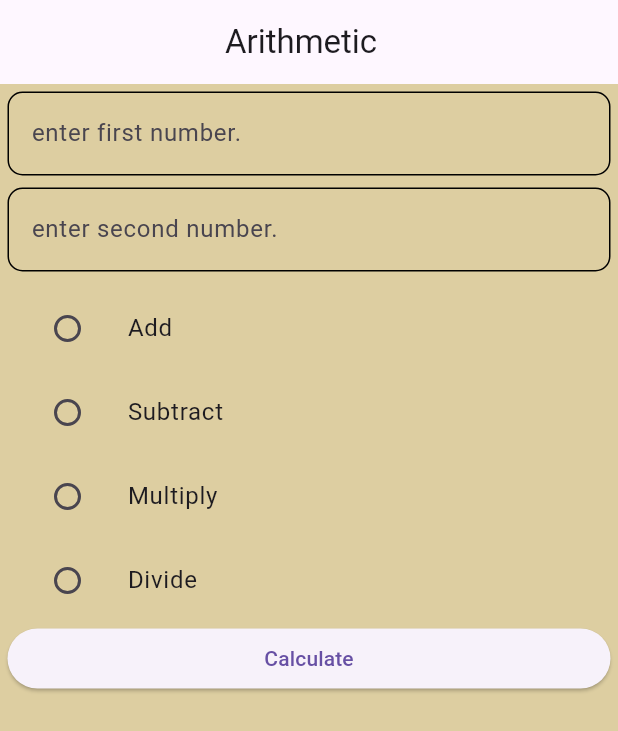
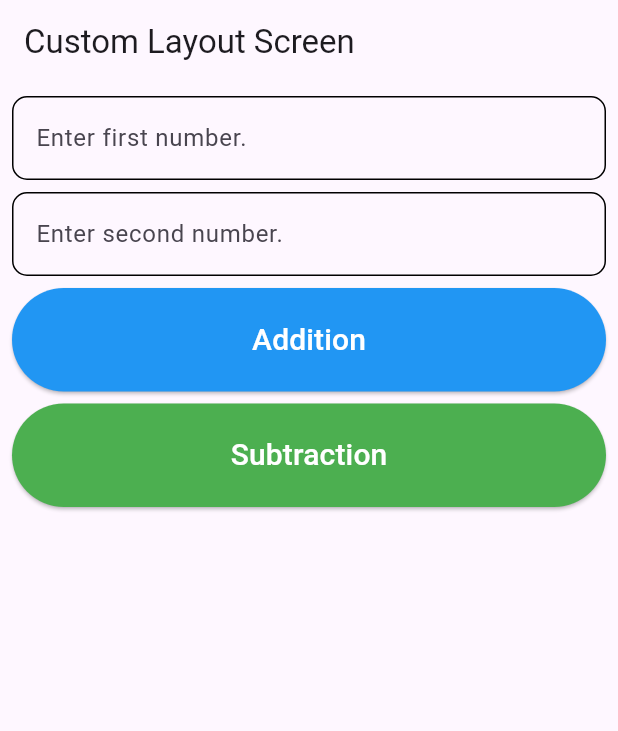
Before and after one commit to smilee1111/assignment_2, a Flutter app: the screen it shows after launch, on a phone screen of 412 x 824 dp. Shown: the top 731 px of the screen. Run offline on Flutter 3.47's test engine with Material 3 defaults, Android fonts, the phone set to English and light mode, and no system bars; missing offline and left inert: dart:ffi.

```diff
--- a/lib/app.dart
+++ b/lib/app.dart
@@ -4,8 +4,12 @@ import 'package:assignment_2/screen/AreaCircleScreen.dart';
 import 'package:assignment_2/screen/ArithmeticScreen2.dart';
 import 'package:assignment_2/screen/ArmstrongScreen.dart';
 import 'package:assignment_2/screen/ColumnScreen.dart';
+import 'package:assignment_2/screen/ContainerScreen.dart';
+import 'package:assignment_2/screen/CustomLayoutScreen.dart';
 import 'package:assignment_2/screen/DashboardScreen.dart';
+import 'package:assignment_2/screen/Flexible_Expanded_Screen.dart';
 import 'package:assignment_2/screen/FlutterLayoutScreen.dart';
+import 'package:assignment_2/screen/ImageScreen.dart';
 import 'package:assignment_2/screen/RichTextScreen.dart';
 import 'package:flutter/material.dart';
 
@@ -15,7 +19,7 @@ class App extends StatelessWidget {
   @override
   Widget build(BuildContext context) {
     return MaterialApp(
-      home: ArithmeticScreen2()
+      home: CustomLayoutScreen()
     );
   }
 }
--- /dev/null
+++ b/lib/common/MySnackBar.dart
@@ -0,0 +1,18 @@
+import 'package:flutter/material.dart';
+
+showMySnackBar({
+  required BuildContext context,
+  required String message,
+  Color? color,
+}) {
+  ScaffoldMessenger.of(
+    context,
+  ).showSnackBar(
+    SnackBar(
+      content: Text(message),
+      backgroundColor: color ?? Colors.green,
+      duration: const Duration(seconds: 1),
+      behavior: SnackBarBehavior.floating,
+    ),
+  );
+}
--- /dev/null
+++ b/lib/screen/CustomLayoutScreen.dart
@@ -0,0 +1,76 @@
+ import 'package:assignment_2/common/MySnackBar.dart';
+import 'package:assignment_2/widgets/my_button.dart';
+import 'package:assignment_2/widgets/my_textform_field.dart';
+import 'package:flutter/material.dart';
+
+class CustomLayoutScreen extends StatefulWidget {
+  const CustomLayoutScreen({
+    super.key,});
+
+
+  @override
+  State<CustomLayoutScreen> createState() => _CustomLayoutScreenState();
+}
+
+class _CustomLayoutScreenState extends State<CustomLayoutScreen> {
+  final TextEditingController firstController = TextEditingController();
+  final TextEditingController secondController = TextEditingController();
+  int result = 0;
+  final _formkey = GlobalKey<FormState>();
+  final _gap = SizedBox(height: 8);
+  @override
+  Widget build(BuildContext context) {
+    return Scaffold(
+      appBar: AppBar(title: Text('Custom Layout Screen')),
+      body: Padding(
+        padding: const EdgeInsets.all(8.0),
+        child: Form(
+          key: _formkey,
+          child: Column(
+            children: [
+            MyTextformField(
+            controller: firstController,
+            text: "Enter first number.",
+            hintText: "first number eg:2",
+            errorMessage: "enter first number ",),
+            _gap,
+            MyTextformField(
+            controller: secondController,
+            text: "Enter second number.",
+            hintText: "second number eg:2",
+            errorMessage: "enter second number ",),
+            _gap,
+             MyButton(
+              text: "Addition",
+              onPressed: () {
+              if(_formkey.currentState!.validate()){
+              int firstNo= int.parse(firstController.text);
+              int secondNo=int.parse(secondController.text);
+              result=firstNo+secondNo;
+              showMySnackBar(
+              context: context,
+              message: "Result is: $result");
+              }
+
+             }),
+             _gap,
+            MyButton(text: "Subtraction", onPressed: () {
+              if(_formkey.currentState!.validate()){
+              int firstNo= int.parse(firstController.text);
+              int secondNo=int.parse(secondController.text);
+              result=firstNo-secondNo;showMySnackBar(
+              context: context,
+              message: "Result is: $result");
+              }
+
+              },
+              color: Colors.green,),
+
+            ],
+
+          ),
+        ),
+      ),
+    );
+  }
+}
--- /dev/null
+++ b/lib/widgets/my_button.dart
@@ -0,0 +1,31 @@
+import 'package:flutter/material.dart';
+
+class MyButton extends StatelessWidget {
+  const MyButton({
+  super.key,
+  required this.text,
+  required this.onPressed,
+  this.color,
+  });
+
+  final String text;
+  final VoidCallback onPressed;
+  final Color? color;
+
+  @override
+  Widget build(BuildContext context) {
+    return SizedBox(
+      width: double.infinity,
+      child: ElevatedButton(
+        style: ElevatedButton.styleFrom(
+          backgroundColor: color?? Colors.blue,
+          padding: EdgeInsets.symmetric(horizontal: 50, vertical: 20),
+        ), onPressed: onPressed,
+      child: Text(text,
+      style: TextStyle(
+        color: Colors.white,
+        fontSize: 20,
+      ) ,)),
+    );
+  }
+}
--- /dev/null
+++ b/lib/widgets/my_textform_field.dart
@@ -0,0 +1,47 @@
+import 'package:flutter/material.dart';
+
+class MyTextformField extends StatelessWidget {
+  const MyTextformField({super.key,
+  required this.controller,
+  required this.text,
+  required this.hintText,
+  required this.errorMessage,
+  this.textInputType
+  });
+
+  final TextEditingController controller;
+  final String text;
+  final String hintText;
+  final String errorMessage;
+  final TextInputType ? textInputType ;
+  @override
+  Widget build(BuildContext context) {
+    return TextFormField(
+      controller: controller,
+        keyboardType: textInputType ?? TextInputType.number,
+            decoration: InputDecoration(
+              label: Text(text,),
+              hintText:hintText,
+              border: OutlineInputBorder(
+                borderRadius: BorderRadius.all(
+                  Radius.circular(10)
+                ),
+              ),
+              enabledBorder: OutlineInputBorder(
+                borderRadius: BorderRadius.all(Radius.circular(10.0)),
+                borderSide: BorderSide(color: Colors.black)
+              ),
+              focusedBorder: OutlineInputBorder(
+                borderRadius: BorderRadius.all(Radius.circular(10.0)),
+                borderSide: BorderSide(color: Colors.blue)
+              ),
+            ),
+            validator: (value){
+              if(value ==  null || value.isEmpty){
+                return errorMessage;
+              }
+              return null;
+            },
+          );
+  }
+}
```
Also changed, not shown: lib/screen/ContainerScreen.dart (added, +30 -0 lines), lib/screen/Flexible_Expanded_Screen.dart (added, +49 -0 lines), lib/screen/ImageScreen.dart (added, +30 -0 lines), pubspec.yaml (+4 -3 lines), assets/images/cat.jpg (added), assets/images/cattwo.jpg (added).
